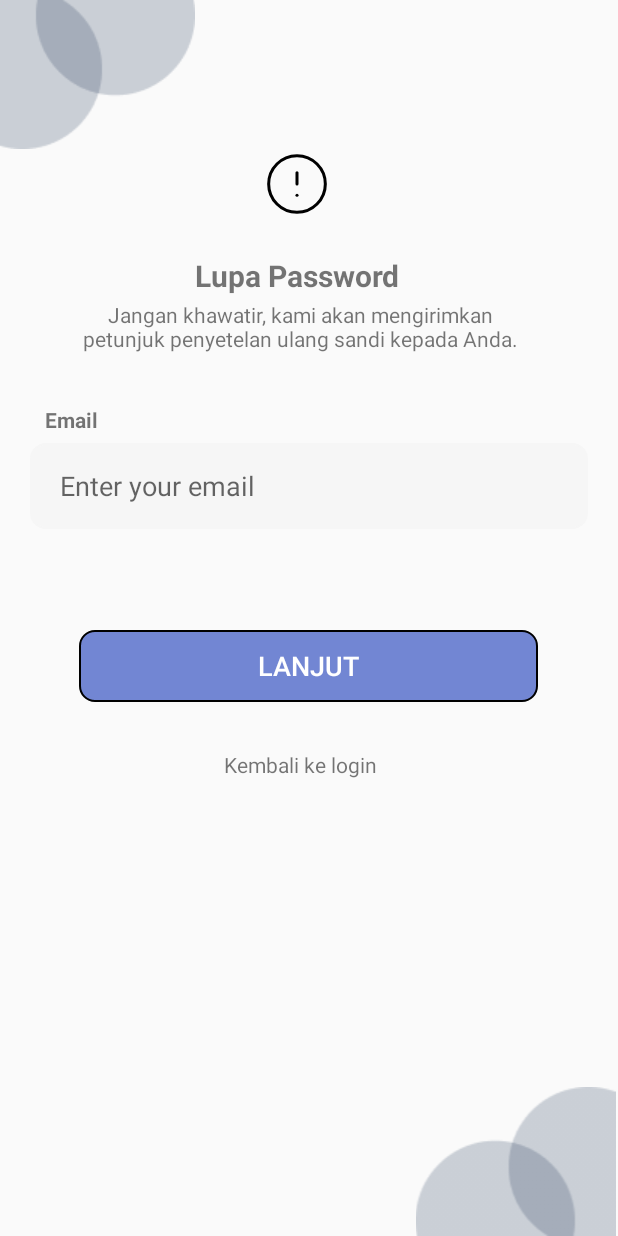
After one commit to three-lab/apsensi-mobile, an Android app: the layout activity_forgot.xml on its own in the app's theme, with its tools: preview values and no code run, on a phone screen of 412 x 824 dp. The commit adds this screen. Run offline under Robolectric (Android 15) with nearby library versions, the phone set to English and light mode, and no system bars.

Commit message:
add forgotpass

```diff
--- /dev/null
+++ b/app/src/main/res/drawable/alert_circle.xml
@@ -0,0 +1,27 @@
+<vector xmlns:android="http://schemas.android.com/apk/res/android"
+    android:width="45dp"
+    android:height="45dp"
+    android:viewportWidth="45"
+    android:viewportHeight="45">
+  <path
+      android:pathData="M22.5,41.25C32.855,41.25 41.25,32.855 41.25,22.5C41.25,12.145 32.855,3.75 22.5,3.75C12.145,3.75 3.75,12.145 3.75,22.5C3.75,32.855 12.145,41.25 22.5,41.25Z"
+      android:strokeLineJoin="round"
+      android:strokeWidth="2"
+      android:fillColor="#00000000"
+      android:strokeColor="#000000"
+      android:strokeLineCap="round"/>
+  <path
+      android:pathData="M22.5,15V22.5"
+      android:strokeLineJoin="round"
+      android:strokeWidth="2"
+      android:fillColor="#00000000"
+      android:strokeColor="#000000"
+      android:strokeLineCap="round"/>
+  <path
+      android:pathData="M22.5,30H22.519"
+      android:strokeLineJoin="round"
+      android:strokeWidth="2"
+      android:fillColor="#00000000"
+      android:strokeColor="#000000"
+      android:strokeLineCap="round"/>
+</vector>
--- a/app/src/main/res/drawable/button_shape.xml
+++ b/app/src/main/res/drawable/button_shape2.xml
@@ -2,6 +2,7 @@
 <shape xmlns:android="http://schemas.android.com/apk/res/android">
 
     <solid android:color="@color/primaryColor"/>
-    <corners android:radius="25dp"/>
+    <corners android:radius="10dp"/>
+    <stroke android:width="1dp"/>
 
 </shape>
--- /dev/null
+++ b/app/src/main/res/layout/activity_forgot.xml
@@ -0,0 +1,89 @@
+<?xml version="1.0" encoding="utf-8"?>
+<RelativeLayout
+    xmlns:android="http://schemas.android.com/apk/res/android"
+    android:layout_width="match_parent"
+    android:layout_height="match_parent"
+    xmlns:tools="http://schemas.android.com/tools"
+    tools:context=".ForgotActivity"
+    android:backgroundTint="@color/background">
+
+    <ImageView
+        android:layout_width="wrap_content"
+        android:layout_height="wrap_content"
+        android:src="@drawable/gambar1"
+        android:id="@+id/img1"
+        />
+
+    <ImageView
+        android:layout_width="wrap_content"
+        android:layout_height="wrap_content"
+        android:src="@drawable/alert_circle"
+        android:layout_marginTop="100dp"
+        android:layout_marginLeft="175dp"/>
+    <TextView
+        android:layout_width="200dp"
+        android:layout_height="30dp"
+        android:layout_marginTop="170dp"
+        android:layout_marginLeft="98dp"
+        android:text="Lupa Password"
+        android:textAlignment="center"
+        android:textSize="20dp"
+        android:textStyle="bold" />
+    <TextView
+        android:layout_width="290dp"
+        android:layout_height="40dp"
+        android:layout_marginTop="200dp"
+        android:layout_marginLeft="55dp"
+        android:text="Jangan khawatir, kami akan mengirimkan petunjuk penyetelan ulang sandi kepada Anda."
+        android:textAlignment="center"/>
+    <TextView
+        android:layout_width="50dp"
+        android:layout_height="20dp"
+        android:text="Email"
+        android:textStyle="bold"
+        android:layout_marginTop="270dp"
+        android:layout_marginLeft="30dp" />
+
+    <EditText
+        android:id="@+id/edit_email"
+        android:layout_width="match_parent"
+        android:layout_height="57dp"
+        android:layout_marginTop="295dp"
+        android:layout_marginStart="20dp"
+        android:layout_marginEnd="20dp"
+        android:background="@drawable/button_shape2"
+        android:backgroundTint="@color/backgroundInt"
+        android:hint="Enter your email"
+        android:drawablePadding="20dp"
+        android:paddingLeft="20dp" />
+
+    <Button
+        android:id="@+id/btn_lanjut"
+        android:layout_width="wrap_content"
+        android:layout_height="wrap_content"
+        android:layout_centerHorizontal="true"
+        android:layout_marginTop="420dp"
+        android:width="306dp"
+        android:background="@drawable/button_shape2"
+        android:text="Lanjut"
+        android:textColor="@color/white"
+        android:textSize="18sp" />
+
+    <TextView
+        android:id="@+id/backlogin"
+        android:layout_width="200dp"
+        android:layout_height="30dp"
+        android:layout_marginTop="500dp"
+        android:layout_marginLeft="100dp"
+        android:text="Kembali ke login"
+        android:textAlignment="center"/>
+
+    <ImageView
+        android:layout_width="135dp"
+        android:layout_height="wrap_content"
+        android:layout_alignParentLeft="true"
+        android:layout_alignParentBottom="true"
+        android:layout_marginLeft="276dp"
+        android:layout_marginBottom="0dp"
+        android:src="@drawable/gambar4" />
+</RelativeLayout>
--- a/app/src/main/res/layout/activity_main.xml
+++ b/app/src/main/res/layout/activity_main.xml
@@ -6,7 +6,6 @@
     android:layout_height="match_parent"
     tools:context=".MainActivity"
     android:backgroundTint="@color/background">
-    >
 
     <ImageView
         android:layout_width="wrap_content"
@@ -69,6 +68,7 @@
             android:id="@+id/edit_password"/>
 
         <TextView
+            android:id="@+id/btnlupapass"
             android:layout_width="wrap_content"
             android:layout_height="wrap_content"
             android:layout_below="@+id/edit_password"
```
Also changed, not shown: app/src/main/java/com/threelab/apsensi/ForgotActivity.kt (added, +12 -0 lines), app/src/main/res/drawable/vector.xml (added, +10 -0 lines), app/src/main/res/layout/dialog_newpass.xml (added, +114 -0 lines), app/src/main/res/layout/dialog_otppass.xml (added, +81 -0 lines).
